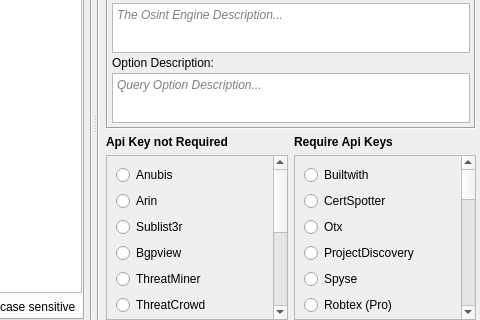
First picture: the form in gui/src/engines/Raw.ui, repository 3nock/OTE, before the edit; both pictures show x 454 to 934 and y 158 to 478 of the 934 by 478 pixel window.
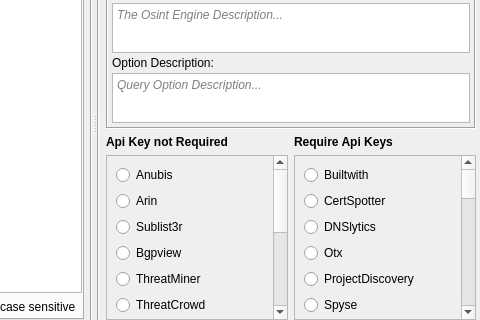
Second picture: the form after the edit.

Commit message: adding more osint modules...

```diff
--- a/gui/src/engines/Raw.ui
+++ b/gui/src/engines/Raw.ui
@@ -841,7 +841,7 @@
                   <x>0</x>
                   <y>0</y>
                   <width>157</width>
-                  <height>656</height>
+                  <height>679</height>
                  </rect>
                 </property>
                 <layout class="QVBoxLayout" name="verticalLayout_6">
@@ -859,6 +859,13 @@
                    </property>
                   </widget>
                  </item>
+                 <item>
+                  <widget class="QRadioButton" name="moduleDnslytics">
+                   <property name="text">
+                    <string>DNSlytics</string>
+                   </property>
+                  </widget>
+                 </item>
                  <item>
                   <widget class="QRadioButton" name="moduleOtx">
                    <property name="text">
```
Left out of the diff: 2 changed lines with no effect on the pictures. The commit also changes 23 other files.
